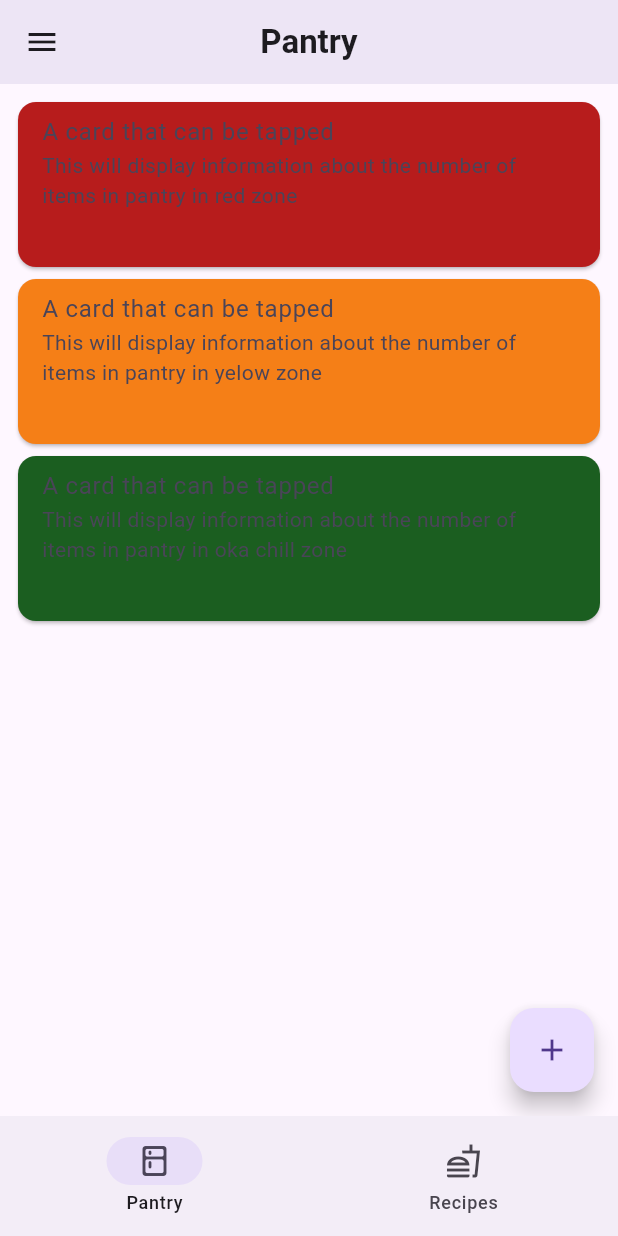
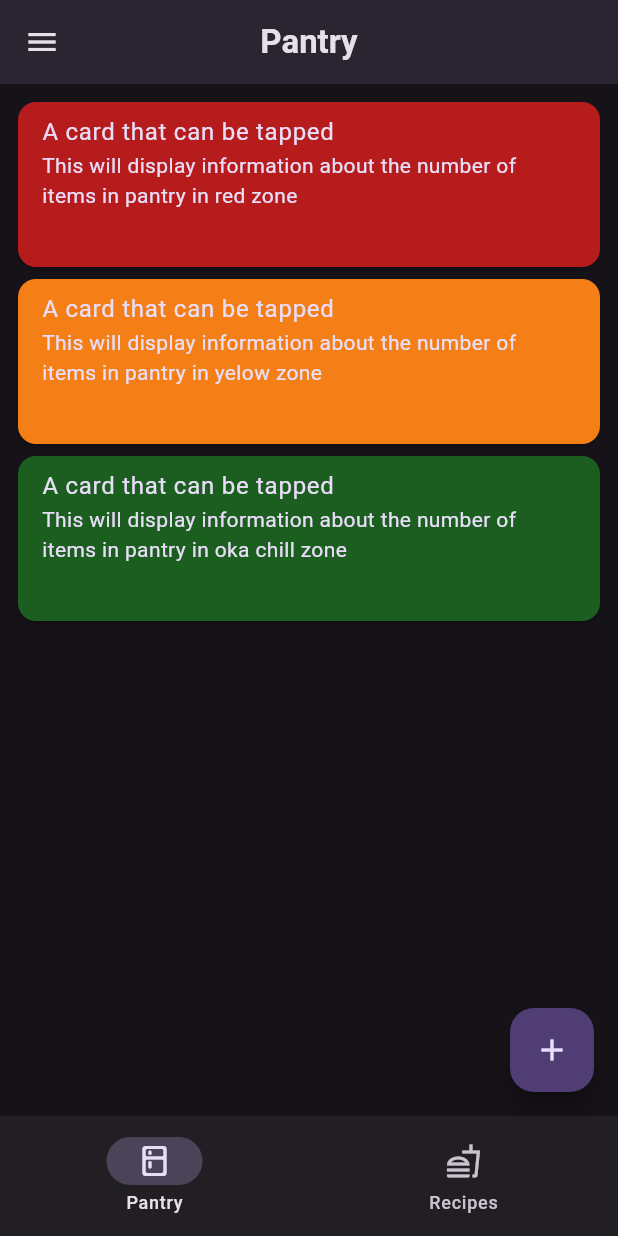
Before and after one commit to Aayushstha03/fridge-manager, a Flutter app: the screen it shows after launch, on a phone screen of 412 x 824 dp. Run offline on Flutter 3.47's test engine with Material 3 defaults, Android fonts, the phone set to English and light mode, and no system bars.

```diff
--- a/lib/main.dart
+++ b/lib/main.dart
@@ -22,11 +22,16 @@ class MyApp extends StatelessWidget {
     return MaterialApp(
       debugShowCheckedModeBanner: false,
       title: 'Fridge App',
-      theme: ThemeData(
-        // colorScheme: ColorScheme.fromSwatch(primarySwatch: Colors.amber),
-        useMaterial3: true,
+      //light theme settings
+      // theme: ThemeData(
+      //   colorScheme: ColorScheme.fromSwatch(primarySwatch: Colors.teal),
+      //   useMaterial3: true,
+      // ),
+      darkTheme: ThemeData(
+        brightness: Brightness.dark,
+        colorSchemeSeed: Colors.deepPurple,
       ),
-      darkTheme: ThemeData.dark(),
+      themeMode: ThemeMode.dark,
       home: const MyHomePage(title: 'Flutter Demo Home Page'),
     );
   }
```
